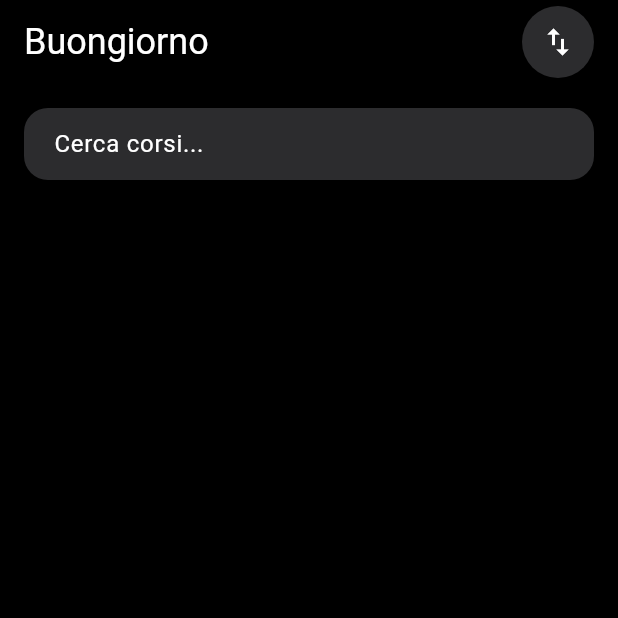
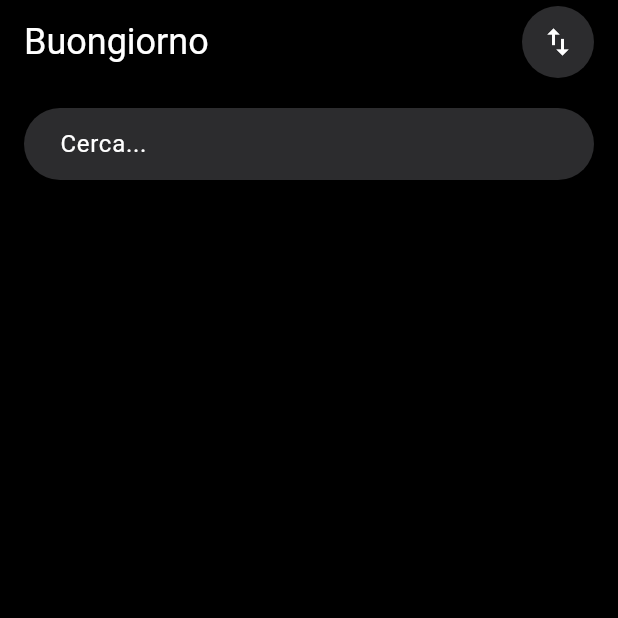
Before and after one commit to Aldosimone99/iSail, a Flutter app: the CourseListScreen screen opened directly, on a phone screen of 412 x 824 dp, the top half of it. Run offline on Flutter 3.47's test engine with Material 3 defaults, Android fonts, the phone set to English and light mode, and no system bars; our stand-ins replace shared_preferences; accounts and stored records are empty.

```diff
--- a/lib/screens/course_list_screen.dart
+++ b/lib/screens/course_list_screen.dart
@@ -150,14 +150,14 @@ class _CourseListScreenState extends State<CourseListScreen> {
             padding: const EdgeInsets.all(16.0),
             child: TextField(
               decoration: InputDecoration(
-                hintText: 'Cerca corsi...',
+                hintText: 'Cerca...',
                 filled: true,
                 fillColor: Color(0xFF2C2C2E), // Light gray color
                 border: OutlineInputBorder(
-                  borderRadius: BorderRadius.circular(16), // Make the borders more rounded
+                  borderRadius: BorderRadius.circular(30), // Make the borders more rounded
                   borderSide: BorderSide.none,
                 ),
-                contentPadding: EdgeInsets.symmetric(horizontal: 16, vertical: 0),
+                contentPadding: EdgeInsets.symmetric(horizontal: 20, vertical: 10),
               ),
               onChanged: (value) {
                 setState(() {
```
